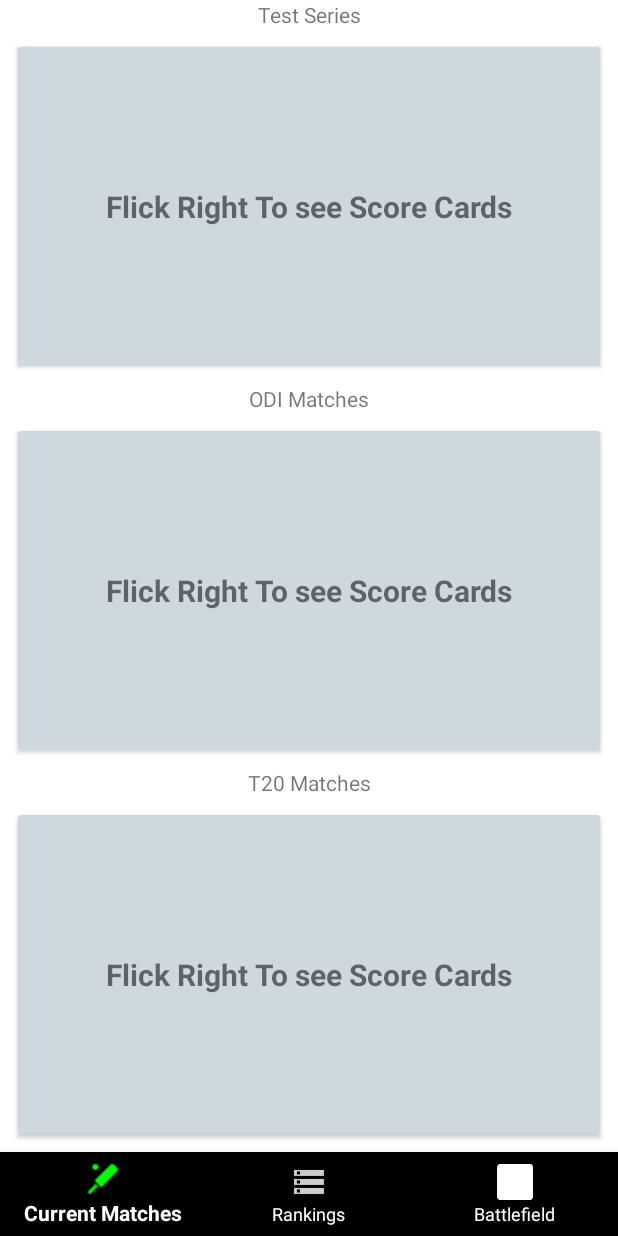
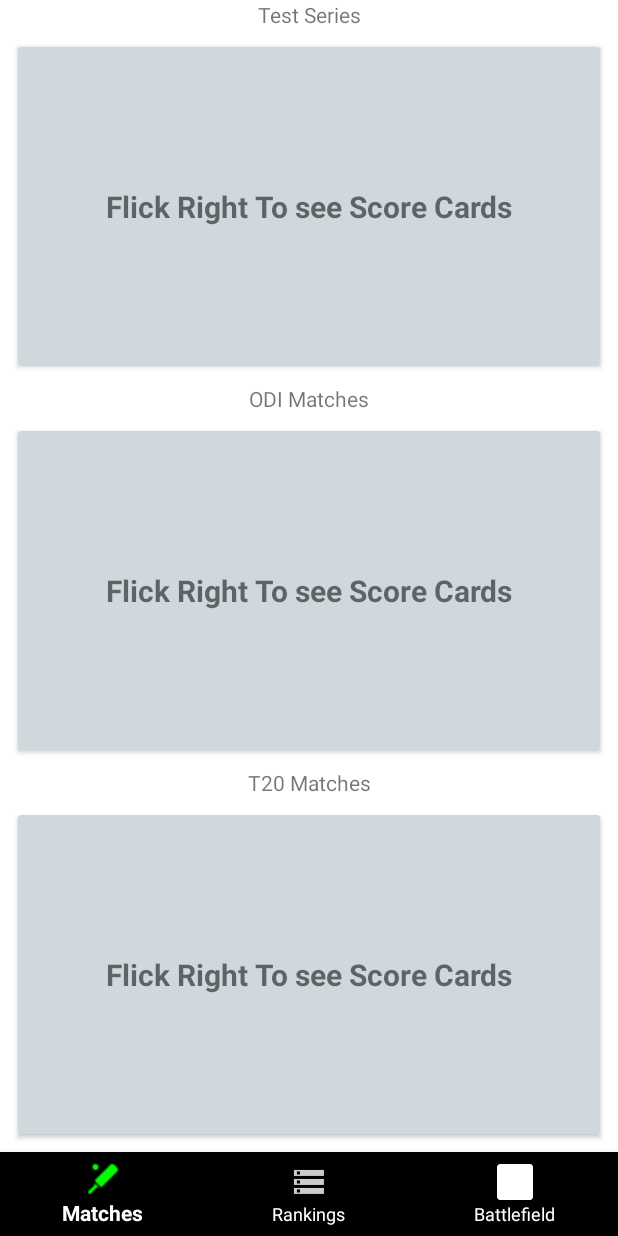
Before and after one commit to Manvijay/stats-o-score, an Android app: the home_page screen opened directly, with no data from a screen before it, on a phone screen of 412 x 824 dp. Run offline under Robolectric (Android 15) with nearby library versions, the phone set to English and light mode, and no system bars; 1 statement that could not run was skipped.

Commit message:
Current Matches -> Matches

```diff
--- a/app/src/main/res/menu/navigation_bar_menu.xml
+++ b/app/src/main/res/menu/navigation_bar_menu.xml
@@ -4,7 +4,7 @@
 
     <item
         android:id="@+id/current_matches_item"
-        android:title="@string/Current_Matches"
+        android:title="@string/matches"
         android:enabled="true"
         android:icon="@drawable/current_matches_icon"
         app:showAsAction="ifRoom"
--- a/app/src/main/res/values/strings.xml
+++ b/app/src/main/res/values/strings.xml
@@ -11,5 +11,6 @@
     <string name="hello_blank_fragment">Hello blank fragment</string>
     <string name="this_is_current_matches_fragment">This is Current Matches Fragment</string>
     <string name="test_series">Test Series</string>
+    <string name="matches">Matches</string>
 
 </resources>
```
Also changed, not shown: 103 other files.
